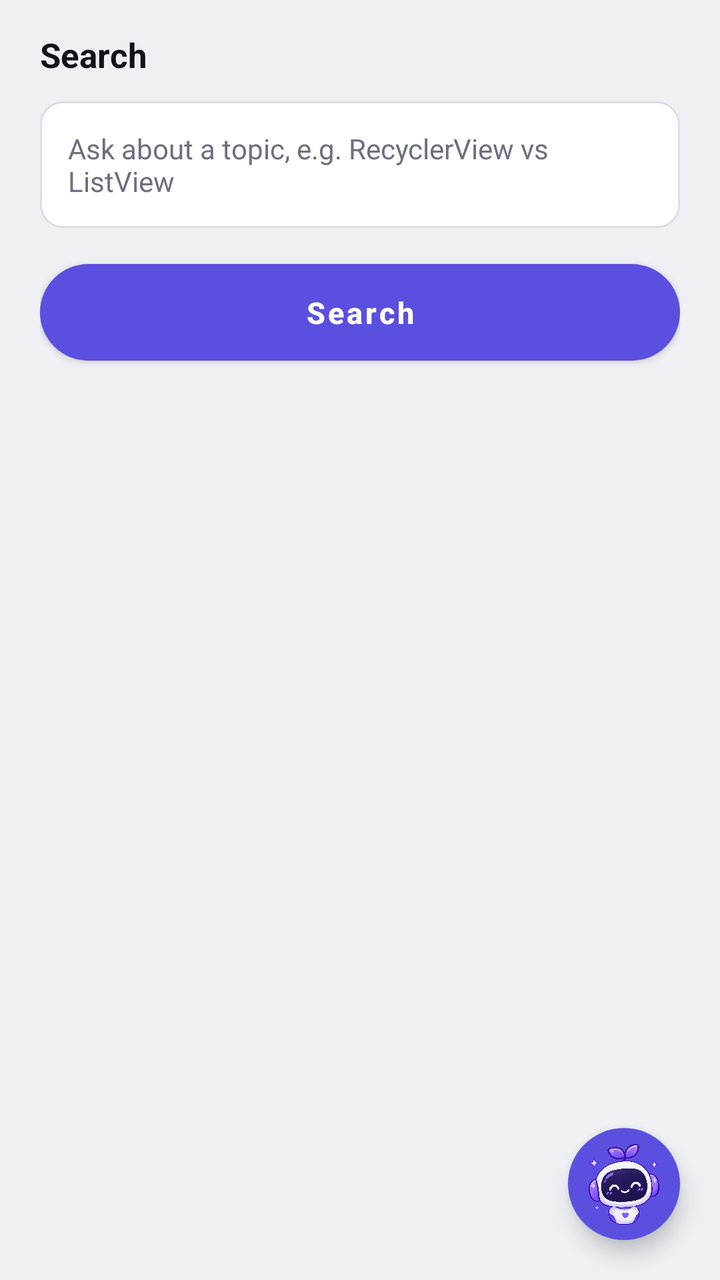
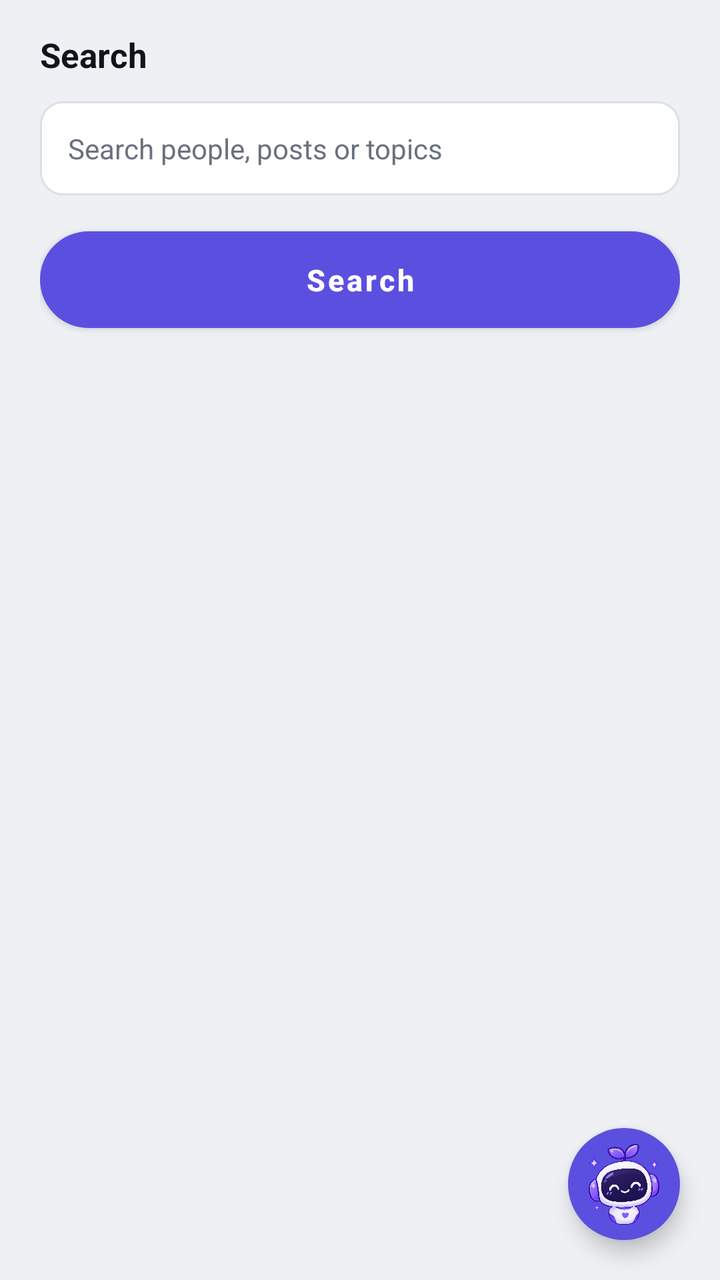

An Android layout rendered at two revisions. The XML below is the earlier revision; the diff shows what the commit changed to produce the second picture.
<!-- AndroidManifest.xml: application theme Theme.Amplify -->
<!-- res/layout/fragment_search.xml -->
<?xml version="1.0" encoding="utf-8"?>
<FrameLayout xmlns:android="http://schemas.android.com/apk/res/android"
    xmlns:app="http://schemas.android.com/apk/res-auto"
    android:layout_width="match_parent"
    android:layout_height="match_parent"
    android:background="@color/paper">

    <LinearLayout
        android:layout_width="match_parent"
        android:layout_height="match_parent"
        android:orientation="vertical">

        <TextView
            android:layout_width="wrap_content"
            android:layout_height="wrap_content"
            android:text="Search"
            android:textSize="17sp"
            android:textStyle="bold"
            android:textColor="@color/ink"
            android:paddingStart="20dp"
            android:paddingEnd="20dp"
            android:paddingTop="16dp"
            android:layout_marginBottom="12dp" />

        <LinearLayout
            android:layout_width="match_parent"
            android:layout_height="wrap_content"
            android:orientation="vertical"
            android:paddingStart="20dp"
            android:paddingEnd="20dp">

            <EditText
                android:id="@+id/etSearchQuery"
                style="@style/Amplify.EditText"
                android:layout_width="match_parent"
                android:layout_height="wrap_content"
                android:hint="Ask about a topic, e.g. RecyclerView vs ListView"
                android:layout_marginBottom="12dp" />

            <com.google.android.material.button.MaterialButton
                android:id="@+id/btnSearch"
                style="@style/Amplify.Button.Primary"
                android:layout_width="match_parent"
                android:layout_height="wrap_content"
                android:text="Search"
                android:layout_marginBottom="14dp" />
        </LinearLayout>

        <com.google.android.material.card.MaterialCardView
            android:id="@+id/cardAiSummary"
            style="@style/Amplify.Card"
            android:layout_width="match_parent"
            android:layout_height="wrap_content"
            android:layout_marginStart="20dp"
            android:layout_marginEnd="20dp"
            android:layout_marginBottom="12dp"
            android:visibility="gone">

            <LinearLayout
                android:layout_width="match_parent"
                android:layout_height="wrap_content"
                android:orientation="vertical"
                android:padding="14dp">

                <TextView
                    style="@style/Amplify.Tag"
                    android:layout_width="wrap_content"
                    android:layout_height="wrap_content"
                    android:text="AI summary"
                    android:layout_marginBottom="8dp" />

                <TextView
                    android:id="@+id/tvAiSummary"
                    android:layout_width="match_parent"
                    android:layout_height="wrap_content"
                    android:textSize="13.5sp"
                    android:textColor="@color/ink_soft"
                    android:lineSpacingMultiplier="1.3" />
            </LinearLayout>
        </com.google.android.material.card.MaterialCardView>

        <androidx.recyclerview.widget.RecyclerView
            android:id="@+id/rvResults"
            android:layout_width="match_parent"
            android:layout_height="0dp"
            android:layout_weight="1"
            android:paddingStart="20dp"
            android:paddingEnd="20dp"
            android:clipToPadding="false" />

    </LinearLayout>

    
    <FrameLayout
        android:id="@+id/btnAiFloating"
        android:layout_width="56dp"
        android:layout_height="56dp"
        android:layout_gravity="bottom|end"
        android:layout_marginEnd="20dp"
        android:layout_marginBottom="20dp"
        android:background="@drawable/bg_ai_floating_button"
        android:elevation="6dp"
        android:clickable="true"
        android:focusable="true">

        <ImageView
            android:layout_width="46dp"
            android:layout_height="46dp"
            android:layout_gravity="center"
            android:src="@drawable/lexi_logo"
            android:scaleType="fitCenter"
            android:contentDescription="@null"
            android:importantForAccessibility="no" />
    </FrameLayout>

</FrameLayout>
<!-- resources referenced by this layout -->
<resources>
  <color name="ink">#12141C</color>
  <color name="ink_soft">#2A2E3A</color>
  <color name="paper">#EEF0F4</color>
  <!-- drawable bg_ai_floating_button (drawable) -->
  <?xml version="1.0" encoding="utf-8"?>
  <shape xmlns:android="http://schemas.android.com/apk/res/android" android:shape="oval">
      <solid android:color="@color/accent" />
  </shape>
  <!-- drawable lexi_logo: png bitmap (drawable, 921515 bytes) -->
  <style name="Amplify.Button.Primary" parent="Widget.MaterialComponents.Button">
          <item name="backgroundTint">@color/accent</item>
          <item name="cornerRadius">28dp</item>
          <item name="android:textAllCaps">false</item>
          <item name="android:textSize">15sp</item>
          <item name="android:textStyle">bold</item>
          <item name="android:paddingTop">14dp</item>
          <item name="android:paddingBottom">14dp</item>
      </style>
  <style name="Amplify.Card" parent="Widget.MaterialComponents.CardView">
          <item name="cardCornerRadius">16dp</item>
          <item name="cardElevation">0dp</item>
          <item name="strokeColor">@color/line_soft</item>
          <item name="strokeWidth">1dp</item>
          <item name="cardBackgroundColor">@color/surface</item>
      </style>
  <style name="Amplify.EditText" parent="Widget.AppCompat.EditText">
          <item name="android:background">@drawable/bg_input_field</item>
          <item name="android:padding">14dp</item>
          <item name="android:textSize">14sp</item>
          <item name="android:textColorHint">@color/muted</item>
      </style>
  <style name="Amplify.Tag" parent="">
          <item name="android:background">@drawable/bg_tag</item>
          <item name="android:textColor">@color/accent</item>
          <item name="android:textSize">10sp</item>
          <item name="android:fontFamily">monospace</item>
          <item name="android:paddingStart">8dp</item>
          <item name="android:paddingEnd">8dp</item>
          <item name="android:paddingTop">4dp</item>
          <item name="android:paddingBottom">4dp</item>
      </style>
  <style name="Theme.Amplify" parent="Theme.MaterialComponents.Light.NoActionBar">
          <item name="colorPrimary">@color/accent</item>
          <item name="colorPrimaryDark">@color/ink</item>
          <item name="colorAccent">@color/accent</item>
          <item name="android:windowBackground">@color/paper</item>
          <item name="android:statusBarColor">@color/surface</item>
          <item name="android:windowLightStatusBar">true</item>
      </style>
  <color name="accent">#5B4FE0</color>
  <color name="line_soft">#E7E9EF</color>
  <color name="surface">#FFFFFF</color>
  <!-- drawable bg_input_field (drawable) -->
  <?xml version="1.0" encoding="utf-8"?>
  <shape xmlns:android="http://schemas.android.com/apk/res/android" android:shape="rectangle">
      <solid android:color="@color/surface" />
      <corners android:radius="11dp" />
      <stroke android:width="1dp" android:color="@color/line" />
  </shape>
  <color name="muted">#6B7080</color>
  <!-- drawable bg_tag (drawable) -->
  <?xml version="1.0" encoding="utf-8"?>
  <shape xmlns:android="http://schemas.android.com/apk/res/android" android:shape="rectangle">
      <solid android:color="@color/accent_soft" />
      <corners android:radius="6dp" />
  </shape>
  <color name="line">#DCDFE6</color>
  <color name="accent_soft">#EFEDFC</color>
</resources>

<!-- the commit's change to res/layout/fragment_search.xml (unified diff, before → after) -->
@@ -34,7 +34,10 @@
                 style="@style/Amplify.EditText"
                 android:layout_width="match_parent"
                 android:layout_height="wrap_content"
-                android:hint="Ask about a topic, e.g. RecyclerView vs ListView"
+                android:hint="Search people, posts or topics"
+                android:inputType="text"
+                android:maxLines="1"
+                android:imeOptions="actionSearch"
                 android:layout_marginBottom="12dp" />
 
             <com.google.android.material.button.MaterialButton
@@ -79,6 +82,18 @@
             </LinearLayout>
         </com.google.android.material.card.MaterialCardView>
 
+        <TextView
+            android:id="@+id/tvSearchStatus"
+            android:layout_width="match_parent"
+            android:layout_height="wrap_content"
+            android:gravity="center"
+            android:paddingStart="20dp"
+            android:paddingEnd="20dp"
+            android:paddingTop="16dp"
+            android:paddingBottom="8dp"
+            android:textSize="13.5sp"
+            android:textColor="@color/muted" />
+
         <androidx.recyclerview.widget.RecyclerView
             android:id="@+id/rvResults"
             android:layout_width="match_parent"
